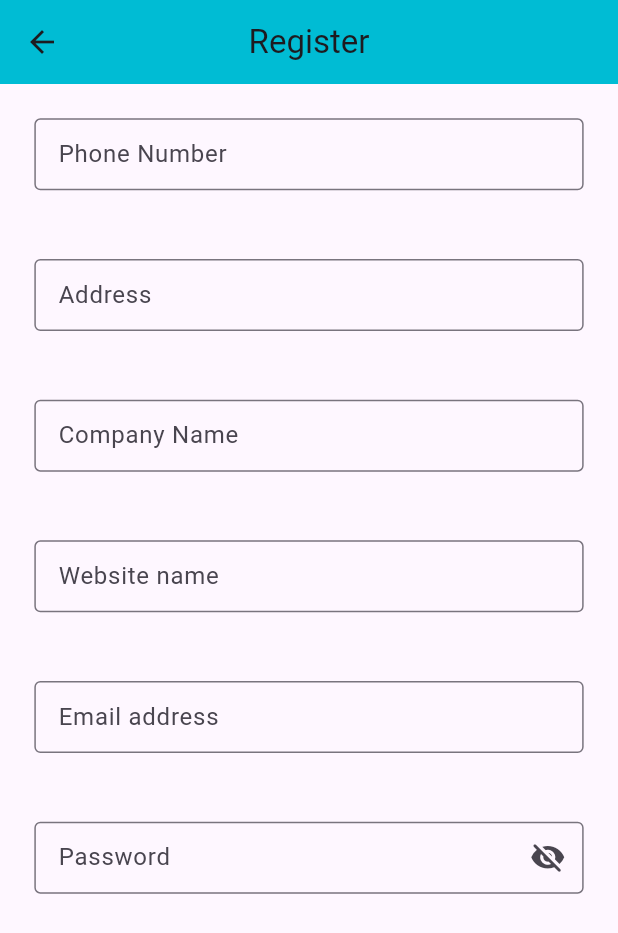
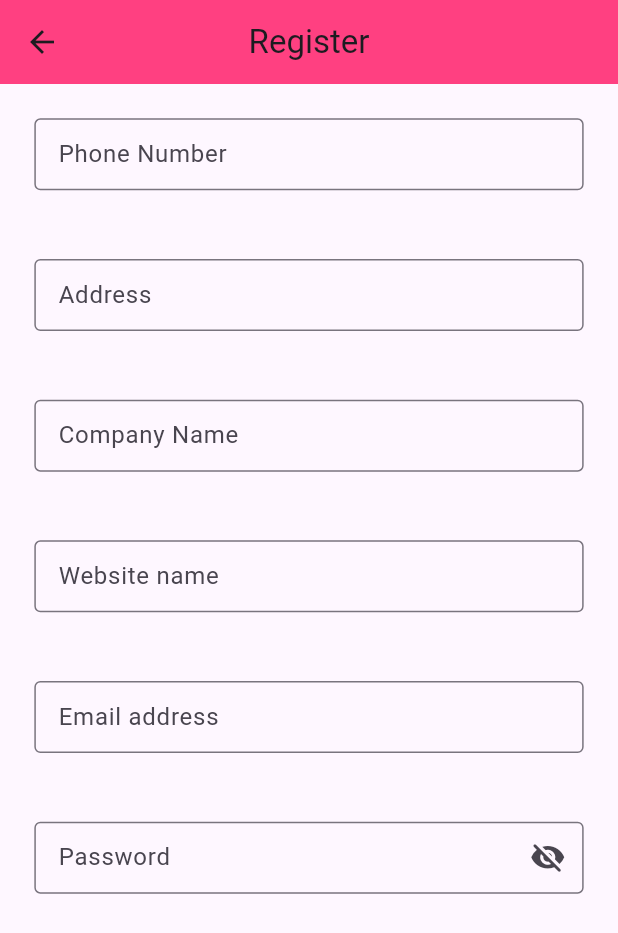
Before and after one commit to Jimmathew99/04-01-2024, a Flutter app: the screen it shows after launch, on a phone screen of 412 x 824 dp. Shown: the top 933 px of the screen. Run offline on Flutter 3.47's test engine with Material 3 defaults, Android fonts, the phone set to English and light mode, and no system bars; our stand-ins replace flutter_screenutil; project files that could hold a hidden picture were left out.

Commit message:
Initial commit

```diff
--- a/lib/view/04-05-2024/registration_screen.dart
+++ b/lib/view/04-05-2024/registration_screen.dart
@@ -15,7 +15,7 @@ class _RegistrationScreenState extends State<RegistrationScreen> {
   Widget build(BuildContext context) {
     return Scaffold(
       appBar: AppBar(
-        backgroundColor: Colors.cyan,
+        backgroundColor: Colors.pinkAccent,
         title: Text("Register"),
         centerTitle: true,
         leading: Icon(Icons.arrow_back),
```
